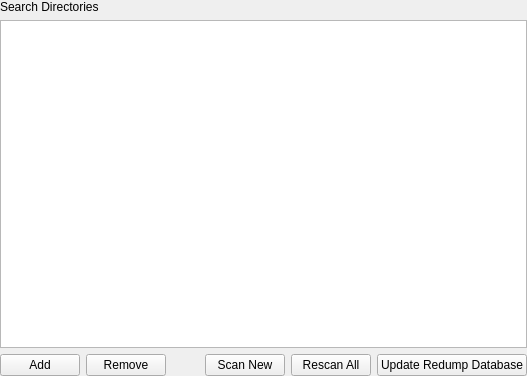
The window that src/duckstation-qt/gamelistsettingswidget.ui (kofxi3584karlayang/duckstation) describes before a commit, drawn with Qt 5.
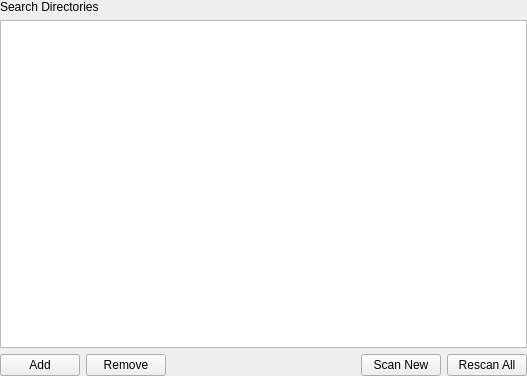
The same window after the commit. Icons and pictures are not drawn.

Commit message: Add JSON game database to replace dat parsing

Patch:
```diff
--- a/src/duckstation-qt/gamelistsettingswidget.ui
+++ b/src/duckstation-qt/gamelistsettingswidget.ui
@@ -121,23 +121,6 @@
          </property>
         </widget>
        </item>
-       <item>
-        <widget class="QPushButton" name="updateRedumpDatabase">
-         <property name="sizePolicy">
-          <sizepolicy hsizetype="Minimum" vsizetype="Minimum">
-           <horstretch>0</horstretch>
-           <verstretch>0</verstretch>
-          </sizepolicy>
-         </property>
-         <property name="text">
-          <string>Update Redump Database</string>
-         </property>
-         <property name="icon">
-          <iconset resource="resources/resources.qrc">
-           <normaloff>:/icons/applications-internet.png</normaloff>:/icons/applications-internet.png</iconset>
-         </property>
-        </widget>
-       </item>
       </layout>
      </item>
     </layout>
```
The commit also changes 23 other files.
